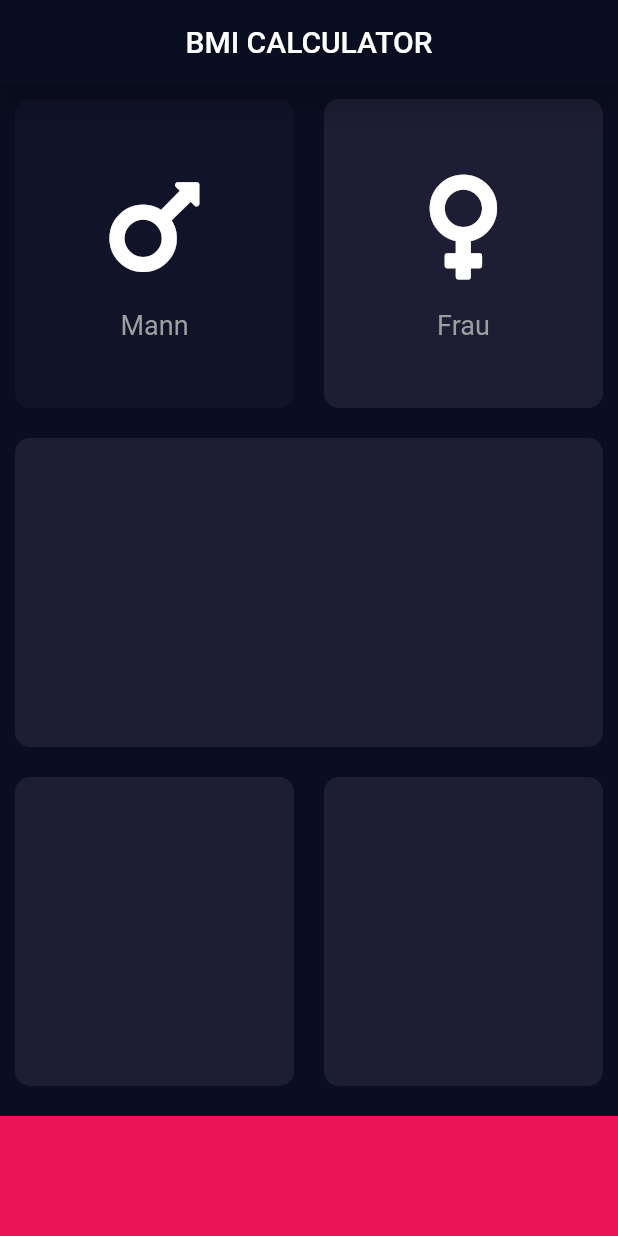
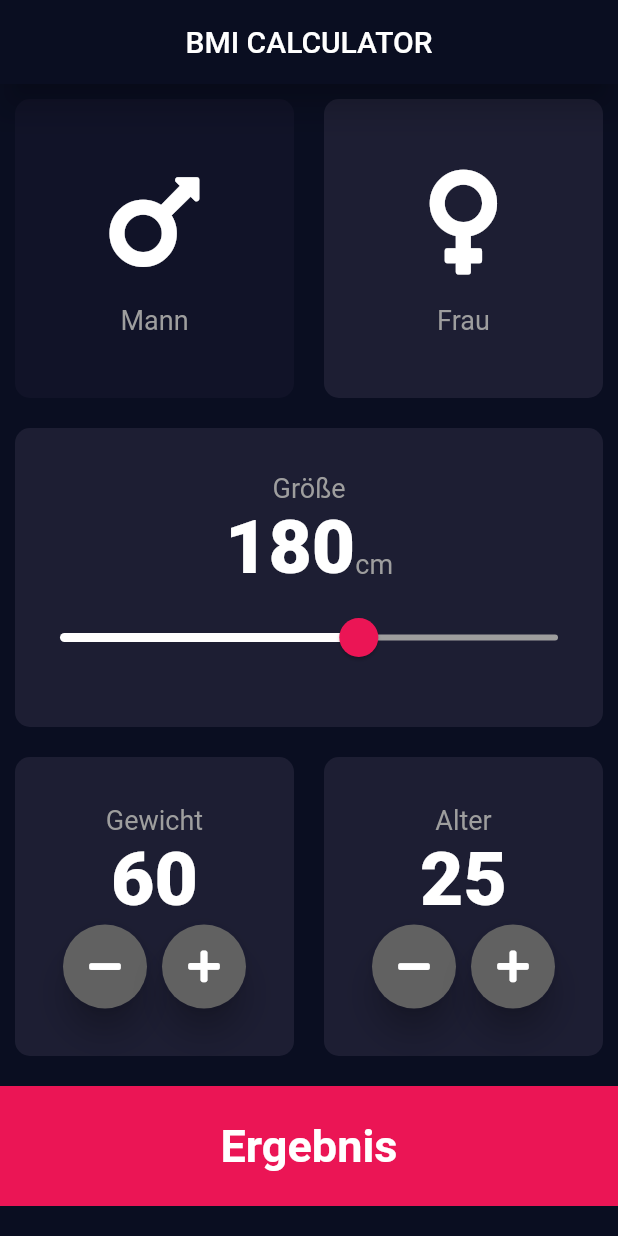
Before and after one commit to stephanxiayu/BMI-Calculator, a Flutter app: the screen it shows after launch, after a tap on "Frau", on a phone screen of 412 x 824 dp. Run offline on Flutter 3.47's test engine with Material 2 defaults, Android fonts, the phone set to English and light mode, and no system bars; our stand-ins replace font_awesome_flutter.

Commit message:
Changes to be committed: 	new file:   lib/constants.dart 	modified:   lib/icon_conten.dart 	modified:   lib/input_page.dart 	modified:   lib/main.dart 	modified:   lib/new_card.dart 	new file:   lib/results.dart

```diff
--- /dev/null
+++ b/lib/constants.dart
@@ -0,0 +1,14 @@
+import 'package:flutter/cupertino.dart';
+import 'package:flutter/material.dart';
+
+const labelTextStyle= TextStyle(fontSize: 18, color: Colors.grey);
+const zifferTextStyle =TextStyle(fontSize: 50, fontWeight: FontWeight.w900);
+
+const activeCardColor = Color(0xFF1D1E33);
+const inaktiveCardColor = Color(0xFF111328);
+const bottonContainerColor = Color(0xFFEB1555);
+const kLargeButton = TextStyle(fontSize: 30, fontWeight: FontWeight.bold);
+const kTitleText=TextStyle(fontSize: 50, fontWeight: FontWeight.bold);
+const kResultTextStyle= TextStyle(fontSize: 22, fontWeight: FontWeight.bold, color: Colors.green);
+const kBMIText =TextStyle(fontSize: 100, fontWeight: FontWeight.bold, color: Colors.white);
+const kBodyMI =TextStyle(fontSize: 20, fontWeight: FontWeight.normal, color: Colors.white);
--- a/lib/icon_conten.dart
+++ b/lib/icon_conten.dart
@@ -1,8 +1,9 @@
 
 
+import 'package:angela_bmi_5/constants.dart';
 import 'package:flutter/material.dart';
 
-const labelTextStyle= TextStyle(fontSize: 18, color: Colors.grey);
+
 
 class IconContent extends StatelessWidget {
   IconContent({this.icon, this.label});
--- a/lib/input_page.dart
+++ b/lib/input_page.dart
@@ -1,12 +1,14 @@
-
+import 'package:angela_bmi_5/constants.dart';
 import 'package:angela_bmi_5/icon_conten.dart';
 import 'package:angela_bmi_5/new_card.dart';
+import 'package:angela_bmi_5/results.dart';
 import 'package:flutter/material.dart';
 import 'package:font_awesome_flutter/font_awesome_flutter.dart';
 
-const activeCardColor = Color(0xFF1D1E33);
-const inaktiveCardColor =Color(0xFF111328);
-const bottonContainerColor = Color(0xFFEB1555);
+enum Gender {
+  male,
+  female,
+}
 
 class InputPage extends StatefulWidget {
   @override
@@ -14,25 +16,11 @@ class InputPage extends StatefulWidget {
 }
 
 class _InputPageState extends State<InputPage> {
+  Gender selectedGender;
 
-Color maleCardColour= inaktiveCardColor;
-Color femaleCardColour= inaktiveCardColor;
-
-void updateColour (int gender){
-if (gender==1){
-  if (maleCardColour== inaktiveCardColor){
-    maleCardColour= activeCardColor;
-    femaleCardColour=inaktiveCardColor;
-  }else{maleCardColour=inaktiveCardColor;}
-}if (gender==2){
-  if (femaleCardColour== inaktiveCardColor){
-    femaleCardColour= activeCardColor;
-    maleCardColour=inaktiveCardColor;
-  }else{femaleCardColour=inaktiveCardColor;}
-}
-
-}
-
+  int height = 180;
+  int weight = 60;
+  int age= 25;
 
   @override
   Widget build(BuildContext context) {
@@ -42,46 +30,92 @@ if (gender==1){
         elevation: 9,
         title: Center(child: Text('BMI CALCULATOR')),
       ),
-      body: Column(children: [
+      body: Column(crossAxisAlignment: CrossAxisAlignment.stretch, children: [
         Expanded(
             child: Row(
           children: [
             Expanded(
-              child: GestureDetector(
-                onTap: (){
+              child: NewCard(
+                onPress: () {
                   setState(() {
-                    updateColour(1);
+                    selectedGender = Gender.male;
                   });
                 },
-                child: NewCard(
                 cardChild: IconContent(
-                    icon: FontAwesomeIcons.mars,label: "Mann",
+                  icon: FontAwesomeIcons.mars,
+                  label: "Mann",
                 ),
-                  colour: maleCardColour,
-                ),
+                colour: selectedGender == Gender.male
+                    ? activeCardColor
+                    : inaktiveCardColor,
               ),
             ),
             Expanded(
-              child: GestureDetector(onTap: (){
-
+              child: NewCard(
+                onPress: () {
                   setState(() {
-                      updateColour(2);
+                    selectedGender = Gender.female;
                   });
                 },
-                child: NewCard(cardChild: IconContent(
-                    icon: FontAwesomeIcons.venus,label: "Frau",
+                cardChild: IconContent(
+                  icon: FontAwesomeIcons.venus,
+                  label: "Frau",
                 ),
-                  colour: femaleCardColour,
-                ),
+                colour: selectedGender == Gender.female
+                    ? activeCardColor
+                    : inaktiveCardColor,
               ),
             ),
           ],
         )),
         Expanded(
             child: Row(
+          mainAxisAlignment: MainAxisAlignment.center,
           children: [
             Expanded(
               child: NewCard(
+                cardChild: Column(
+                  mainAxisAlignment: MainAxisAlignment.center,
+                  children: [
+                    Text(
+                      "Größe",
+                      style: labelTextStyle,
+                    ),
+                    Row(
+                      crossAxisAlignment: CrossAxisAlignment.baseline,
+                      mainAxisAlignment: MainAxisAlignment.center,
+                      textBaseline: TextBaseline.alphabetic,
+                      children: [
+                        Text(height.toString(), style: zifferTextStyle),
+                        Text(
+                          "cm",
+                          style: labelTextStyle,
+                        )
+                      ],
+                    ),
+                    SliderTheme(
+                      data: SliderTheme.of(context).copyWith(
+                          inactiveTrackColor: Colors.grey,
+                          activeTrackColor: Colors.white,
+                          thumbColor: bottonContainerColor,
+                          overlayColor: Color(0x29EB1555),
+                          thumbShape:
+                              RoundSliderThumbShape(enabledThumbRadius: 13),
+                          overlayShape:
+                              RoundSliderOverlayShape(overlayRadius: 30)),
+                      child: Slider(
+                        min: 120,
+                        max: 220,
+                        value: height.toDouble(),
+                        onChanged: (double newValue) {
+                          setState(() {
+                            height = newValue.round();
+                          });
+                        },
+                      ),
+                    )
+                  ],
+                ),
                 colour: activeCardColor,
               ),
             ),
@@ -93,22 +127,123 @@ if (gender==1){
             Expanded(
               child: NewCard(
                 colour: activeCardColor,
+                cardChild: Column(
+                  mainAxisAlignment: MainAxisAlignment.center,
+                  children: [
+                    Text(
+                      "Gewicht",
+                      style: labelTextStyle,
+                    ),
+                    Text(
+                      weight.toString(),
+                      style: zifferTextStyle,
+                    ),
+                    Row(mainAxisAlignment: MainAxisAlignment.center, children: [
+                      RoundIconButton(
+                        icon: FontAwesomeIcons.minus,
+                        onPressed: () {
+                          setState(() {
+                            weight--;
+                          });
+                        },
+                      ),
+                      SizedBox(
+                        width: 10,
+                      ),
+                      RoundIconButton(
+                        icon: FontAwesomeIcons.plus,
+                        onPressed: () {
+                          setState(() {
+                            weight++;
+                          });
+                        },
+                      ),
+                    ])
+                  ],
+                ),
               ),
             ),
             Expanded(
               child: NewCard(
                 colour: activeCardColor,
+                cardChild: Column(
+                  mainAxisAlignment: MainAxisAlignment.center,
+                  children: [
+                    Text(
+                      "Alter",
+                      style: labelTextStyle,
+                    ),
+                    Text(
+                      age.toString(),
+                      style: zifferTextStyle,
+                    ),
+                    Row(mainAxisAlignment: MainAxisAlignment.center, children: [
+                      RoundIconButton(
+                        icon: FontAwesomeIcons.minus,
+                        onPressed: () {
+                          setState(() {
+                            age--;
+                          });
+                        },
+                      ),
+                      SizedBox(
+                        width: 10,
+                      ),
+                      RoundIconButton(
+                        icon: FontAwesomeIcons.plus,
+                        onPressed: () {
+                          setState(() {
+                            age++;
+                          });
+                        },
+                      ),
+                    ])
+                  ],
+                ),
               ),
             ),
           ],
         )),
-        Container(
+        GestureDetector(onTap: (){
+Navigator.push(context, MaterialPageRoute(builder: (context)=>Results()));
+
+        },
+          child: Padding(
+            padding: const EdgeInsets.only(bottom: 20),
+            child: Container(
+              child: Center(child: Text("Ergebnis",style:kLargeButton ,)),
               color: bottonContainerColor,
               margin: EdgeInsets.only(top: 10),
               width: double.infinity,
               height: 80,
             ),
+          ),
+        ),
       ]),
     );
   }
 }
+
+class RoundIconButton extends StatelessWidget {
+  final IconData icon;
+  final Function onPressed;
+  const RoundIconButton(
+      {Key key, @required this.onPressed, @required this.icon})
+      : super(key: key);
+
+  @override
+  Widget build(BuildContext context) {
+    return RawMaterialButton(
+      child: Icon(icon),
+      onPressed: onPressed,
+      elevation: 9,
+      disabledElevation: 9,
+      constraints: BoxConstraints.tightFor(
+        width: 56,
+        height: 56,
+      ),
+      shape: CircleBorder(),
+      fillColor: Colors.grey.shade700,
+    );
+  }
+}
--- a/lib/main.dart
+++ b/lib/main.dart
@@ -10,8 +10,7 @@ class BMICalculator extends StatelessWidget {
       debugShowCheckedModeBanner: false,
       theme: ThemeData.dark().copyWith(
         scaffoldBackgroundColor: Color(0xFF0A0E21),
-        primaryColor: Color(0xFF0A0E21),
-        accentColor: Colors.cyan[600],
+        primaryColor: Color(0xFF0A0E21), colorScheme: ColorScheme.fromSwatch().copyWith(secondary: Colors.cyan[600]),
       ),
       home: InputPage(),
     );
--- a/lib/new_card.dart
+++ b/lib/new_card.dart
@@ -3,19 +3,22 @@
 import 'package:flutter/material.dart';
 
 class NewCard extends StatelessWidget {
-  NewCard({@required this.colour, this.cardChild});
+  NewCard({@required this.colour, this.cardChild, this.onPress});
 
   final Color colour;
   final Widget cardChild;
+  final Function onPress;
 
   @override
   Widget build(BuildContext context) {
-    return Container(
-      child: cardChild,
-      margin: EdgeInsets.all(10),
-      decoration: BoxDecoration(
-        color: colour,
-        borderRadius: BorderRadius.circular(10),
+    return GestureDetector(onTap: onPress,
+      child: Container(
+        child: cardChild,
+        margin: EdgeInsets.all(10),
+        decoration: BoxDecoration(
+          color: colour,
+          borderRadius: BorderRadius.circular(10),
+        ),
       ),
     );
   }
```
Also changed, not shown: lib/results.dart (added, +64 -0 lines). Lines whose indentation alone changed are shown as unchanged.
